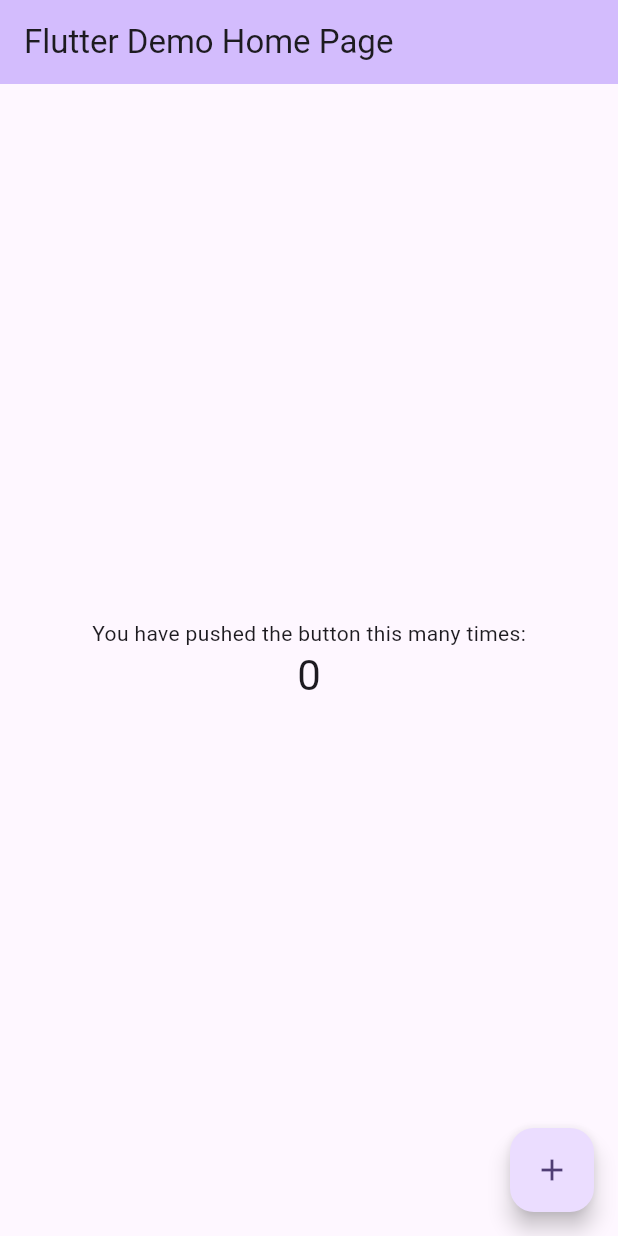
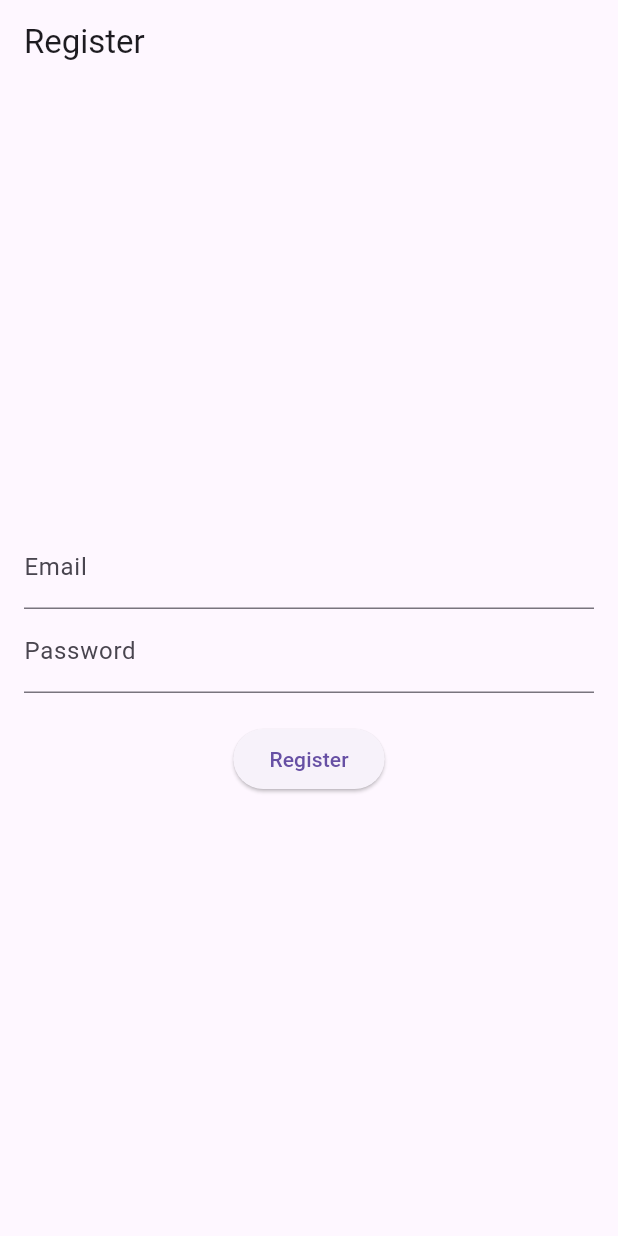
Before and after one commit to HasiruF/CO2307_BUS, a Flutter app: the screen it shows after launch, on a phone screen of 412 x 824 dp. Run offline on Flutter 3.47's test engine with Material 3 defaults, Android fonts, the light colour scheme and no system bars; our stand-ins replace firebase_auth, firebase_core, fluttertoast; accounts and stored records are empty.

Commit message:
registration?? google sign in doesnt work

```diff
--- a/TrackMyBus/track_my_bus/lib/main.dart
+++ b/TrackMyBus/track_my_bus/lib/main.dart
@@ -1,127 +1,20 @@
 import 'package:flutter/material.dart';
 import 'package:firebase_core/firebase_core.dart';
+import 'registration_screen.dart';
 
-
-void main() {
-  runApp(const MyApp());
+void main() async {
+  WidgetsFlutterBinding.ensureInitialized();
+  await Firebase.initializeApp();
+  runApp(MyApp());
 }
 
 class MyApp extends StatelessWidget {
-  const MyApp({super.key});
-
-  // This widget is the root of your application.
   @override
   Widget build(BuildContext context) {
     return MaterialApp(
-      title: 'Flutter Demo',
-      theme: ThemeData(
-        // This is the theme of your application.
-        //
-        // TRY THIS: Try running your application with "flutter run". You'll see
-        // the application has a purple toolbar. Then, without quitting the app,
-        // try changing the seedColor in the colorScheme below to Colors.green
-        // and then invoke "hot reload" (save your changes or press the "hot
-        // reload" button in a Flutter-supported IDE, or press "r" if you used
-        // the command line to start the app).
-        //
-        // Notice that the counter didn't reset back to zero; the application
-        // state is not lost during the reload. To reset the state, use hot
-        // restart instead.
-        //
-        // This works for code too, not just values: Most code changes can be
-        // tested with just a hot reload.
-        colorScheme: ColorScheme.fromSeed(seedColor: Colors.deepPurple),
-        useMaterial3: true,
-      ),
-      home: const MyHomePage(title: 'Flutter Demo Home Page'),
+      title: 'Staff Bus App',
+      theme: ThemeData(primarySwatch: Colors.blue),
+      home: RegistrationScreen(),  // Change this to RegistrationScreen for initial testing
     );
   }
 }
-
-class MyHomePage extends StatefulWidget {
-  const MyHomePage({super.key, required this.title});
-
-  // This widget is the home page of your application. It is stateful, meaning
-  // that it has a State object (defined below) that contains fields that affect
-  // how it looks.
-
-  // This class is the configuration for the state. It holds the values (in this
-  // case the title) provided by the parent (in this case the App widget) and
-  // used by the build method of the State. Fields in a Widget subclass are
-  // always marked "final".
-
-  final String title;
-
-  @override
-  State<MyHomePage> createState() => _MyHomePageState();
-}
-
-class _MyHomePageState extends State<MyHomePage> {
-  int _counter = 0;
-
-  void _incrementCounter() {
-    setState(() {
-      // This call to setState tells the Flutter framework that something has
-      // changed in this State, which causes it to rerun the build method below
-      // so that the display can reflect the updated values. If we changed
-      // _counter without calling setState(), then the build method would not be
-      // called again, and so nothing would appear to happen.
-      _counter++;
-    });
-  }
-
-  @override
-  Widget build(BuildContext context) {
-    // This method is rerun every time setState is called, for instance as done
-    // by the _incrementCounter method above.
-    //
-    // The Flutter framework has been optimized to make rerunning build methods
-    // fast, so that you can just rebuild anything that needs updating rather
-    // than having to individually change instances of widgets.
-    return Scaffold(
-      appBar: AppBar(
-        // TRY THIS: Try changing the color here to a specific color (to
-        // Colors.amber, perhaps?) and trigger a hot reload to see the AppBar
-        // change color while the other colors stay the same.
-        backgroundColor: Theme.of(context).colorScheme.inversePrimary,
-        // Here we take the value from the MyHomePage object that was created by
-        // the App.build method, and use it to set our appbar title.
-        title: Text(widget.title),
-      ),
-      body: Center(
-        // Center is a layout widget. It takes a single child and positions it
-        // in the middle of the parent.
-        child: Column(
-          // Column is also a layout widget. It takes a list of children and
-          // arranges them vertically. By default, it sizes itself to fit its
-          // children horizontally, and tries to be as tall as its parent.
-          //
-          // Column has various properties to control how it sizes itself and
-          // how it positions its children. Here we use mainAxisAlignment to
-          // center the children vertically; the main axis here is the vertical
-          // axis because Columns are vertical (the cross axis would be
-          // horizontal).
-          //
-          // TRY THIS: Invoke "debug painting" (choose the "Toggle Debug Paint"
-          // action in the IDE, or press "p" in the console), to see the
-          // wireframe for each widget.
-          mainAxisAlignment: MainAxisAlignment.center,
-          children: <Widget>[
-            const Text(
-              'You have pushed the button this many times:',
-            ),
-            Text(
-              '$_counter',
-              style: Theme.of(context).textTheme.headlineMedium,
-            ),
-          ],
-        ),
-      ),
-      floatingActionButton: FloatingActionButton(
-        onPressed: _incrementCounter,
-        tooltip: 'Increment',
-        child: const Icon(Icons.add),
-      ), // This trailing comma makes auto-formatting nicer for build methods.
-    );
-  }
-}
--- /dev/null
+++ b/TrackMyBus/track_my_bus/lib/registration_screen.dart
@@ -0,0 +1,92 @@
+import 'package:flutter/material.dart';
+import 'package:firebase_auth/firebase_auth.dart';
+import 'package:fluttertoast/fluttertoast.dart';
+
+class RegistrationScreen extends StatefulWidget {
+  @override
+  _RegistrationScreenState createState() => _RegistrationScreenState();
+}
+
+class _RegistrationScreenState extends State<RegistrationScreen> {
+  final _emailController = TextEditingController();
+  final _passwordController = TextEditingController();
+  final _auth = FirebaseAuth.instance;
+
+  // Form key to validate the form fields
+  final _formKey = GlobalKey<FormState>();
+
+  // Function to handle registration
+  Future<void> _register() async {
+    if (_formKey.currentState!.validate()) {
+      try {
+        // Register with Firebase
+        UserCredential userCredential = await _auth.createUserWithEmailAndPassword(
+          email: _emailController.text.trim(),
+          password: _passwordController.text.trim(),
+        );
+
+        // If registration is successful, show a success message
+        Fluttertoast.showToast(msg: "Registration successful!", toastLength: Toast.LENGTH_SHORT);
+        Navigator.pushReplacementNamed(context, '/home'); // Navigate to the home page (or next screen)
+
+      } catch (e) {
+        // Handle any errors during registration
+        Fluttertoast.showToast(msg: e.toString(), toastLength: Toast.LENGTH_SHORT);
+      }
+    }
+  }
+
+  @override
+  Widget build(BuildContext context) {
+    return Scaffold(
+      appBar: AppBar(
+        title: Text('Register'),
+      ),
+      body: Padding(
+        padding: const EdgeInsets.all(16.0),
+        child: Form(
+          key: _formKey,
+          child: Column(
+            mainAxisAlignment: MainAxisAlignment.center,
+            children: [
+              // Email input field
+              TextFormField(
+                controller: _emailController,
+                decoration: InputDecoration(labelText: 'Email'),
+                validator: (value) {
+                  if (value == null || value.isEmpty) {
+                    return 'Please enter an email';
+                  }
+                  return null;
+                },
+              ),
+
+              // Password input field
+              TextFormField(
+                controller: _passwordController,
+                obscureText: true, // hides the password
+                decoration: InputDecoration(labelText: 'Password'),
+                validator: (value) {
+                  if (value == null || value.isEmpty) {
+                    return 'Please enter a password';
+                  }
+                  if (value.length < 6) {
+                    return 'Password must be at least 6 characters';
+                  }
+                  return null;
+                },
+              ),
+
+              // Register button
+              SizedBox(height: 20),
+              ElevatedButton(
+                onPressed: _register, // Call the _register function when pressed
+                child: Text('Register'),
+              ),
+            ],
+          ),
+        ),
+      ),
+    );
+  }
+}
```
Also changed, not shown: TrackMyBus/track_my_bus/pubspec.yaml (+6 -6 lines), TrackMyBus/track_my_bus/firebase.json (added), TrackMyBus/track_my_bus/lib/firebase_options.dart (added), TrackMyBus/track_my_bus/pubspec.lock, 4 other files.
